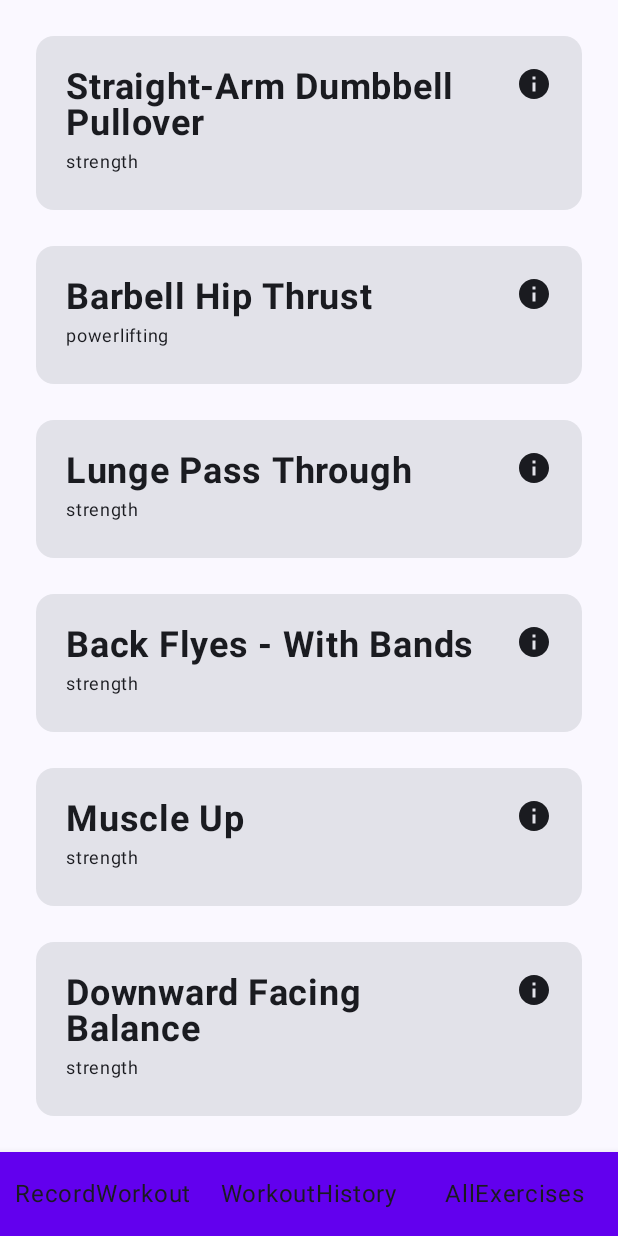
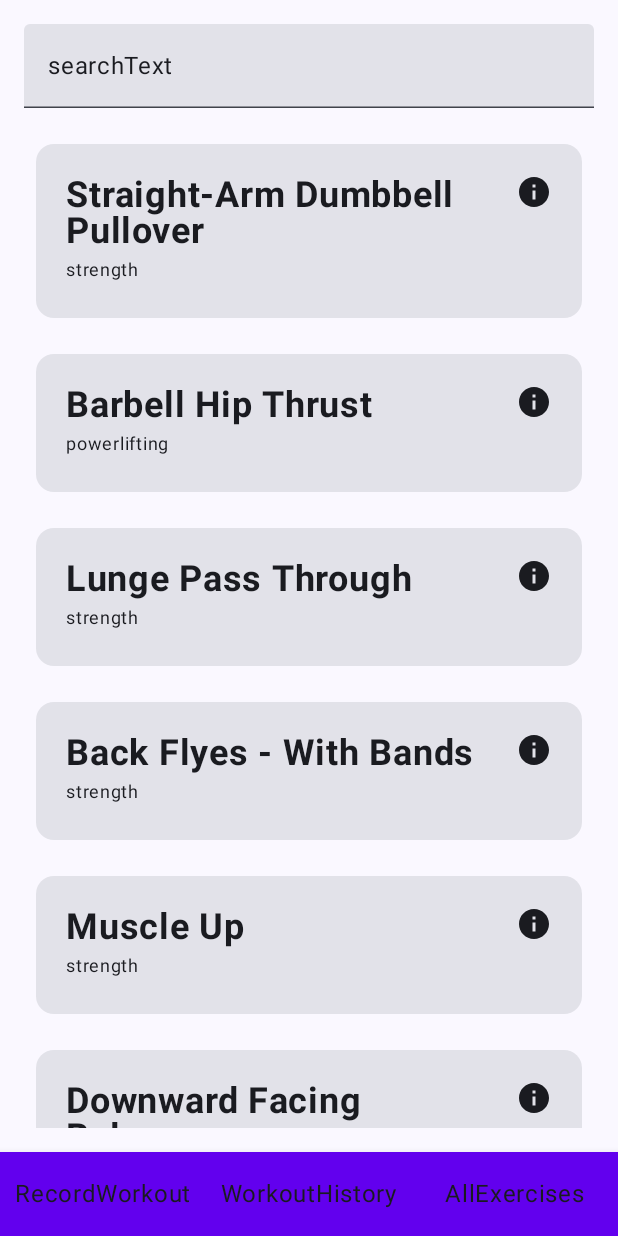
Before and after one commit to markuslem/GymNotebook, an Android app built with Jetpack Compose: the screen it shows after launch (MainActivity), item 3 of the bottom bar chosen, on a phone screen of 412 x 824 dp. Run offline under Robolectric (Android 15) with nearby library versions, the phone set to English and light mode, and no system bars.

Commit message:
Search bar added to AllExercises screen and corresponding viewModel logic

```diff
--- a/app/src/main/java/com/example/gymnotebook/data/AppUiState.kt
+++ b/app/src/main/java/com/example/gymnotebook/data/AppUiState.kt
@@ -11,5 +11,5 @@ data class AppUiState(
     var allWorkouts: HashMap<UUID, Workout> = HashMap(),
     var workoutPlans: HashMap<UUID, WorkoutPlan> = DataSource.workoutPlansHM,
     // contains all possible exercises
-    val allExercises: HashMap<UUID, ExerciseDesc> = DataSource.allExercisesHM
+    val allExercises: HashMap<UUID, ExerciseDesc> = DataSource.allExercisesHM,
 )
--- a/app/src/main/java/com/example/gymnotebook/data/DataClasses.kt
+++ b/app/src/main/java/com/example/gymnotebook/data/DataClasses.kt
@@ -39,4 +39,11 @@ data class ExerciseDesc(
     val mechanic: String?, val equipment: String?,
     val primaryMuscles: List<String>, val secondaryMuscles: List<String>,
     val instructions: List<String>, val category: String
-)
+) {
+    fun matchesSearchQuery(query: String): Boolean {
+        val matchingCombinations = name.split(" ")
+        return matchingCombinations.any {
+            it.contains(query, ignoreCase = true)
+        }
+    }
+}
--- a/app/src/main/java/com/example/gymnotebook/ui/GymNotebookViewModel.kt
+++ b/app/src/main/java/com/example/gymnotebook/ui/GymNotebookViewModel.kt
@@ -10,6 +10,7 @@ import com.example.gymnotebook.data.Workout
 import kotlinx.coroutines.flow.MutableStateFlow
 import kotlinx.coroutines.flow.StateFlow
 import kotlinx.coroutines.flow.asStateFlow
+import kotlinx.coroutines.flow.combine
 import kotlinx.coroutines.flow.update
 import java.util.Date
 import java.util.UUID
@@ -141,11 +142,11 @@ class GymNotebookViewModel : ViewModel() {
                 currentWorkout.totalWeight = totalWeight
                 // Filtering out the exercises that are not done
                 Log.d("WORKOUT", "The sets were: ")
-                currentState.currentExercises?.forEach( {exercise ->
-                    exercise.sets.forEach({Log.d("WORKOUT", "Set: $it")})
+                currentState.currentExercises?.forEach({ exercise ->
+                    exercise.sets.forEach({ Log.d("WORKOUT", "Set: $it") })
                 })
-                currentState.currentExercises?.forEach({
-                        exercise -> exercise.sets = exercise.sets.filter { it.done }
+                currentState.currentExercises?.forEach({ exercise ->
+                    exercise.sets = exercise.sets.filter { it.done }
                 })
                 if (currentState.currentExercises != null)
                     currentWorkout.exercises = currentState.currentExercises ?: listOf()
@@ -205,11 +206,35 @@ class GymNotebookViewModel : ViewModel() {
     /* Changing the value of done field in a set */
     fun doneChanged(exerciseId: UUID, setId: UUID, checked: Boolean) {
         _uiState.update { currentState ->
-            val set = currentState.currentExercises?.find { it.exerciseId == exerciseId }?.sets?.find { it.id == setId }
+            val set =
+                currentState.currentExercises?.find { it.exerciseId == exerciseId }?.sets?.find { it.id == setId }
             set?.done = checked
             currentState.copy()
         }
         Log.d("WORKOUT", "changed value to: $checked")
 
     }
+
+    private val _searchText = MutableStateFlow("")
+    val searchText = _searchText.asStateFlow()
+    private val _isSearching = MutableStateFlow(false)
+    val isSearching = _isSearching.asStateFlow()
+    private val _allExercisesStateFlow = MutableStateFlow(uiState.value.allExercises)
+
+
+    /* When text changes in the search bar */
+    fun onSearchTextChange(text: String) {
+        _searchText.value = text
+    }
+
+    private val _displayedExercises = MutableStateFlow(listOf<ExerciseDesc>())
+    val displayedExercises = searchText.combine(_allExercisesStateFlow) { text, exercises ->
+        if (text.isBlank()) {
+            exercises
+        } else {
+            exercises.filter {
+                it.value.matchesSearchQuery(text)
+            }
+        }
+    }
 }
--- a/app/src/main/java/com/example/gymnotebook/ui/screens/AllExercises.kt
+++ b/app/src/main/java/com/example/gymnotebook/ui/screens/AllExercises.kt
@@ -1,23 +1,21 @@
 package com.example.gymnotebook.ui.screens
 
 import android.util.Log
-import androidx.compose.foundation.layout.Arrangement
-import androidx.compose.foundation.layout.Row
+import androidx.compose.foundation.layout.Column
 import androidx.compose.foundation.layout.Spacer
 import androidx.compose.foundation.layout.fillMaxHeight
 import androidx.compose.foundation.layout.fillMaxSize
+import androidx.compose.foundation.layout.fillMaxWidth
+import androidx.compose.foundation.layout.offset
 import androidx.compose.foundation.layout.padding
 import androidx.compose.foundation.layout.size
 import androidx.compose.foundation.lazy.LazyColumn
 import androidx.compose.foundation.lazy.items
-import androidx.compose.material3.Button
 import androidx.compose.material3.Text
+import androidx.compose.material3.TextField
 import androidx.compose.runtime.Composable
-import androidx.compose.runtime.getValue
-import androidx.compose.runtime.mutableIntStateOf
 import androidx.compose.runtime.mutableStateOf
 import androidx.compose.runtime.remember
-import androidx.compose.runtime.setValue
 import androidx.compose.ui.Alignment
 import androidx.compose.ui.Modifier
 import androidx.compose.ui.tooling.preview.Preview
@@ -25,7 +23,6 @@ import androidx.compose.ui.unit.dp
 import com.example.gymnotebook.data.DataSource
 import com.example.gymnotebook.data.ExerciseDesc
 import com.example.gymnotebook.data.allExercisesToHM
-import com.example.gymnotebook.ui.cards.ExerciseSelectionCard
 import com.example.gymnotebook.ui.theme.GymNotebookTheme
 import java.util.UUID
 
@@ -50,10 +47,22 @@ fun AllExercises(
         }
     }
 
+    Column(
+        modifier = Modifier.padding(16.dp)
+    )
+    {
+        TextField(
+            value = "searchText",
+            onValueChange = {},
+            modifier = Modifier.fillMaxWidth(),
+            placeholder = { Text(text = "Search") }
+        )
+
+        Spacer(Modifier.size(16.dp))
+
         LazyColumn(
             modifier = Modifier
-            .fillMaxHeight()
-            .padding(16.dp),
+                .fillMaxHeight(),
             horizontalAlignment = Alignment.CenterHorizontally,
         ) {
             allExercises.values.toTypedArray().let { exercises ->
@@ -67,11 +76,15 @@ fun AllExercises(
                         onClick = {
                             openAlertDialog.value = true
                             selectedDesc.value = exercise.descId
-                        Log.d("WORKOUT", "Exercise description card was expanded using UUID: " + selectedDesc.value)
+                            Log.d(
+                                "WORKOUT",
+                                "Exercise description card was expanded using UUID: " + selectedDesc.value
+                            )
                         }
                     )
                     Spacer(modifier = Modifier.size(8.dp))
                 })
+            }
         }
     }
 }
--- a/app/src/main/java/com/example/gymnotebook/ui/screens/GymNotebookScreen.kt
+++ b/app/src/main/java/com/example/gymnotebook/ui/screens/GymNotebookScreen.kt
@@ -132,7 +132,9 @@ fun GymNotebookApp(
 
             /* Screen displaying all exercises */
             composable(route = AppScreen.AllExercises.name) {
-                AllExercises(allExercises = uiState.allExercises)
+                AllExercises(allExercises = uiState.allExercises,
+
+                    )
             }
 
         }
```
Lines whose indentation alone changed are shown as unchanged.
